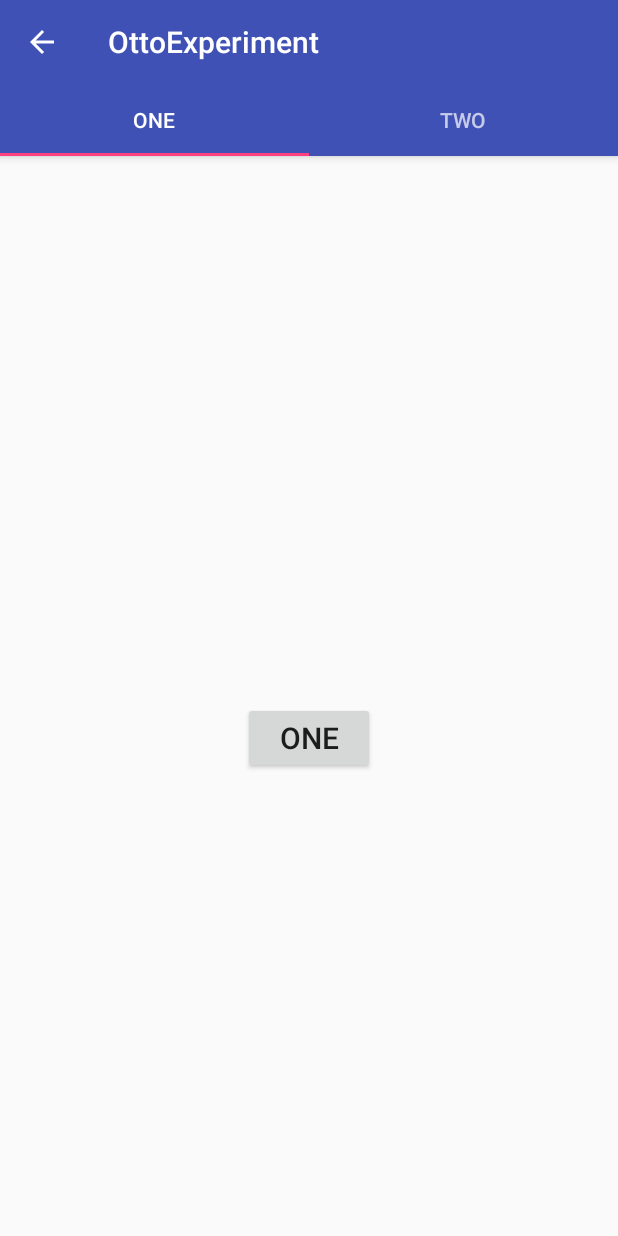
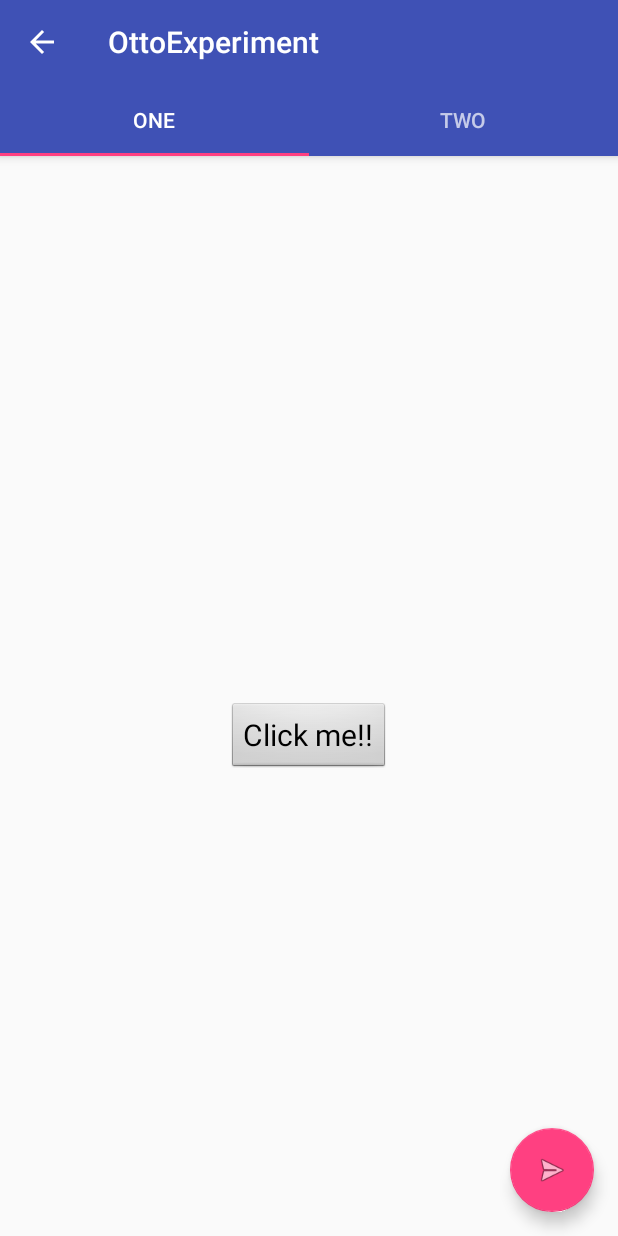
Before and after one commit to rupamgho123/the_otto_experiment, an Android app: the screen it shows after launch (MainActivity), on a phone screen of 412 x 824 dp. Run offline under Robolectric (Android 15) with nearby library versions, the phone set to English and light mode, and no system bars; our stand-ins replace ButterKnife; libraries missing offline, so code that uses them is left out: com.squareup.otto; 2 statements that could not run were skipped.

Commit message:
Fab added

```diff
--- a/app/src/main/java/com/example/ottoexperiment/MainActivity.java
+++ b/app/src/main/java/com/example/ottoexperiment/MainActivity.java
@@ -1,22 +1,32 @@
 package com.example.ottoexperiment;
 
 import android.os.Bundle;
+import android.support.design.widget.FloatingActionButton;
 import android.support.design.widget.TabLayout;
 import android.support.v4.app.Fragment;
 import android.support.v4.app.FragmentManager;
 import android.support.v4.app.FragmentPagerAdapter;
 import android.support.v4.view.ViewPager;
 import android.support.v7.widget.Toolbar;
+import android.view.View;
+import android.widget.Toast;
 
 import com.squareup.otto.Subscribe;
 
 import java.util.ArrayList;
 import java.util.List;
 
+import butterknife.Bind;
+
 public class MainActivity extends BaseActivity {
-    private Toolbar toolbar;
-    private TabLayout tabLayout;
-    private ViewPager viewPager;
+
+    Toolbar toolbar;
+
+    TabLayout tabLayout;
+
+    ViewPager viewPager;
+
+    FloatingActionButton fabButton;
 
     private int clickCount;
 
@@ -24,7 +34,11 @@ public class MainActivity extends BaseActivity {
     public void onCreate(Bundle savedInstanceState) {
         super.onCreate(savedInstanceState);
         setContentView(R.layout.activity_main);
+    }
 
+    @Override
+    protected void onResume() {
+        super.onResume();
         toolbar = (Toolbar) findViewById(R.id.toolbar);
         setSupportActionBar(toolbar);
 
@@ -35,6 +49,14 @@ public class MainActivity extends BaseActivity {
 
         tabLayout = (TabLayout) findViewById(R.id.tabs);
         tabLayout.setupWithViewPager(viewPager);
+
+        fabButton = (FloatingActionButton) findViewById(R.id.fab);
+        fabButton.setOnClickListener(new View.OnClickListener() {
+            @Override
+            public void onClick(View v) {
+                BusProvider.getInstance().post(new FabClickEvent());
+            }
+        });
     }
 
     private void setupViewPager(ViewPager viewPager) {
@@ -46,14 +68,22 @@ public class MainActivity extends BaseActivity {
 
     @Subscribe
     public void dataReceivedFromFragmentOne(FragmentOneButtonClickEvent event) {
-        clickCount++;
-        getSupportActionBar().setTitle("Count: " + clickCount);
+        updateTitle();
     }
 
     @Subscribe
     public void dataReceivedFromFragmentTwo(FragmentTwoButtonClickEvent event) {
+        updateTitle();
+    }
+
+    @Subscribe
+    public void fabClickEventReceived(FabClickEvent event){
+        updateTitle();
+    }
+
+    private void updateTitle(){
         clickCount++;
-        getSupportActionBar().setTitle("Count: " + clickCount);
+        getSupportActionBar().setTitle(String.format("Total Click Count: %d", clickCount));
     }
 
     class ViewPagerAdapter extends FragmentPagerAdapter {
--- a/app/src/main/java/com/example/ottoexperiment/OneFragment.java
+++ b/app/src/main/java/com/example/ottoexperiment/OneFragment.java
@@ -5,6 +5,7 @@ import android.view.LayoutInflater;
 import android.view.View;
 import android.view.ViewGroup;
 import android.widget.Button;
+import android.widget.TextView;
 
 import com.squareup.otto.Subscribe;
 
@@ -17,7 +18,7 @@ import butterknife.OnClick;
 public class OneFragment extends BaseFragment {
 
     @Bind(R.id.button1)
-    Button button;
+    TextView button;
 
     int count;
 
@@ -49,7 +50,7 @@ public class OneFragment extends BaseFragment {
 
     @Subscribe
     public void fragmentTwoButtonClicked(FragmentTwoButtonClickEvent event) {
-        button.setText("Fragment2 click count: " + event.getCount());
+        button.setText(String.format("Received from Fragment2 click count: %d", event.getCount()));
     }
 
 }
--- a/app/src/main/java/com/example/ottoexperiment/TwoFragment.java
+++ b/app/src/main/java/com/example/ottoexperiment/TwoFragment.java
@@ -5,6 +5,7 @@ import android.view.LayoutInflater;
 import android.view.View;
 import android.view.ViewGroup;
 import android.widget.Button;
+import android.widget.TextView;
 
 import com.squareup.otto.Subscribe;
 
@@ -17,7 +18,7 @@ import butterknife.OnClick;
 public class TwoFragment extends BaseFragment {
 
     @Bind(R.id.button1)
-    Button button;
+    TextView button;
 
     int count;
 
@@ -49,6 +50,6 @@ public class TwoFragment extends BaseFragment {
 
     @Subscribe
     public void fragmentOneButtonClicked(FragmentOneButtonClickEvent event) {
-        button.setText("Fragment1 click count: " + event.getCount());
+        button.setText(String.format("Received from Fragment1 click count: %d", event.getCount()));
     }
 }
--- a/app/src/main/res/layout/activity_main.xml
+++ b/app/src/main/res/layout/activity_main.xml
@@ -30,4 +30,13 @@
         android:layout_width="match_parent"
         android:layout_height="match_parent"
         app:layout_behavior="@string/appbar_scrolling_view_behavior"  />
+    <android.support.design.widget.FloatingActionButton
+        android:id="@+id/fab"
+        android:layout_width="wrap_content"
+        android:layout_height="wrap_content"
+        android:layout_margin="16dp"
+        android:clickable="true"
+        android:src="@android:drawable/ic_menu_send"
+        app:layout_anchor="@id/viewpager"
+        app:layout_anchorGravity="bottom|right|end"/>
 </android.support.design.widget.CoordinatorLayout>
--- a/app/src/main/res/layout/fragment_one.xml
+++ b/app/src/main/res/layout/fragment_one.xml
@@ -5,7 +5,8 @@
                 android:layout_height="match_parent"
                 tools:context="info.androidhive.materialtabs.fragments.OneFragment">
 
-    <Button
+    <TextView
+        style="@android:style/Widget.Button"
         android:layout_width="wrap_content"
         android:layout_height="wrap_content"
         android:id="@+id/button1"
--- a/app/src/main/res/layout/fragment_two.xml
+++ b/app/src/main/res/layout/fragment_two.xml
@@ -5,7 +5,8 @@
                 android:layout_height="match_parent"
                 tools:context="info.androidhive.materialtabs.fragments.OneFragment">
 
-    <Button
+    <TextView
+        style="@android:style/Widget.Button"
         android:layout_width="wrap_content"
         android:layout_height="wrap_content"
         android:id="@+id/button1"
--- a/app/src/main/res/values/strings.xml
+++ b/app/src/main/res/values/strings.xml
@@ -1,5 +1,5 @@
 <resources>
     <string name="app_name">OttoExperiment</string>
-    <string name="one">one</string>
-    <string name="two">two</string>
+    <string name="one">Click me!!</string>
+    <string name="two">Click me!!</string>
 </resources>
```
Also changed, not shown: app/src/main/java/com/example/ottoexperiment/AppService.java (+8 -2 lines), app/src/main/java/com/example/ottoexperiment/FabClickEvent.java (added, +7 -0 lines).
